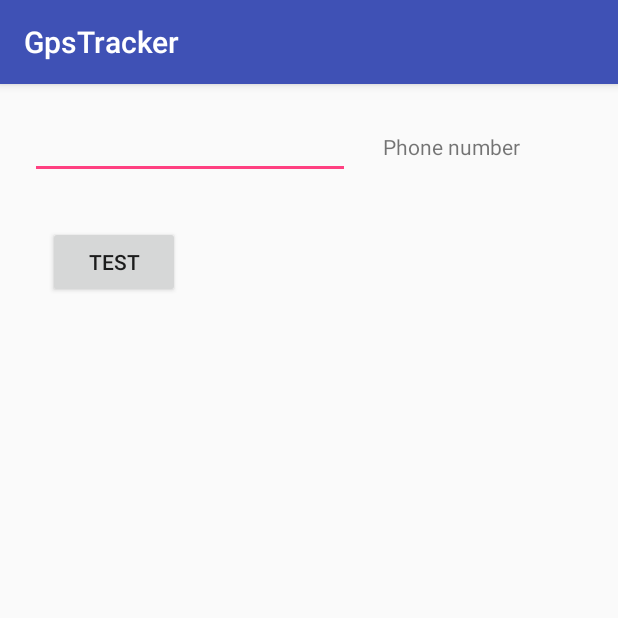
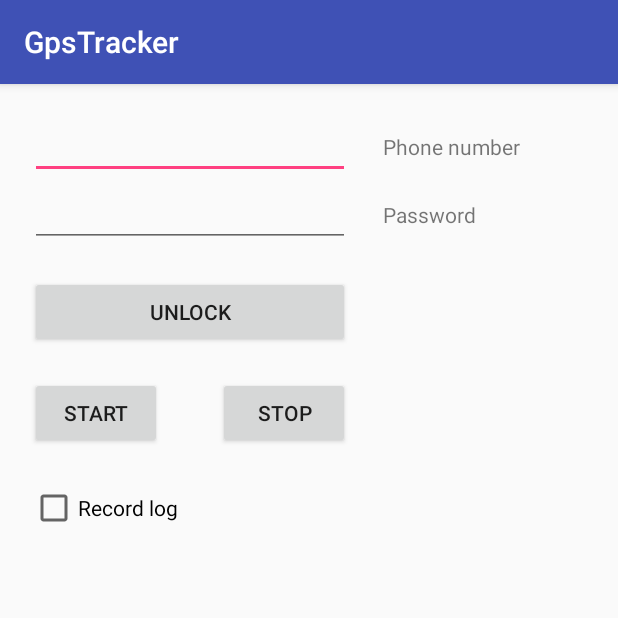
Before and after one commit to iemxblog/gps-tracker, an Android app: the screen it shows after launch (MainActivity), on a phone screen of 412 x 824 dp, the top half of it. Run offline under Robolectric (Android 15) with nearby library versions, the phone set to English and light mode, and no system bars.

Commit message:
Added autostart + service

```diff
--- a/app/src/main/AndroidManifest.xml
+++ b/app/src/main/AndroidManifest.xml
@@ -9,6 +9,7 @@
     <uses-permission android:name="android.permission.WRITE_EXTERNAL_STORAGE" />
     <uses-permission android:name="android.permission.READ_PHONE_STATE" />
     <uses-permission android:name="android.permission.READ_EXTERNAL_STORAGE" />
+    <uses-permission android:name="android.permission.RECEIVE_BOOT_COMPLETED" />
 
     <application
         android:allowBackup="true"
@@ -28,7 +29,20 @@
         <receiver
             android:name=".SmsReceiver"
             android:enabled="true"
-            android:exported="true"></receiver>
+            android:exported="true" />
+        <receiver
+            android:name=".StartAuto"
+            android:enabled="true"
+            android:exported="true">
+            <intent-filter>
+                <action android:name="android.intent.action.BOOT_COMPLETED" />
+            </intent-filter>
+        </receiver>
+
+        <service
+            android:name=".ServiceLock"
+            android:enabled="true"
+            android:exported="true" />
     </application>
 
 </manifest>
--- a/app/src/main/java/fr/iemxblog/gpstracker/MainActivity.kt
+++ b/app/src/main/java/fr/iemxblog/gpstracker/MainActivity.kt
@@ -24,23 +24,33 @@ class MainActivity : AppCompatActivity() {
         super.onCreate(savedInstanceState)
         setContentView(R.layout.activity_main)
 
-        val editTextPhone: EditText = findViewById(R.id.editTextPhone) as EditText
-        val buttonTest: Button = findViewById(R.id.buttonTest) as Button
+        val editTextPhone = findViewById(R.id.editTextPhone) as EditText
+        val editTextPass = findViewById(R.id.editTextPass) as EditText
+        val buttonUnlock = findViewById(R.id.buttonUnlock) as Button
+        val buttonStart = findViewById(R.id.buttonStart) as Button
+        val buttonStop = findViewById(R.id.buttonStop) as Button
 
-        buttonTest.setOnClickListener {
-            sendSMS(editTextPhone.text.toString(), "test SMS", this)
+        buttonUnlock.setOnClickListener {
+
         }
 
-        Log.i("TAG", "MESSAGE")
+        buttonStart.setOnClickListener {
 
-        val permissionCheck = ContextCompat.checkSelfPermission(this, Manifest.permission.SEND_SMS)
-        if(permissionCheck != PackageManager.PERMISSION_GRANTED) {
-            buttonTest.isEnabled = false
+        }
+
+        buttonStop.setOnClickListener {
+
+        }
+
+        if(ContextCompat.checkSelfPermission(this, Manifest.permission.SEND_SMS) != PackageManager.PERMISSION_GRANTED) {
+            Log.i("MyPermissions", "Requesting SEND_SMS permission")
             ActivityCompat.requestPermissions(this, arrayOf(Manifest.permission.SEND_SMS), MyPermissions.MY_PERMISSIONS_SEND_SMS.ordinal)
         }
 
-        if(ContextCompat.checkSelfPermission(this, Manifest.permission.RECEIVE_SMS) != PackageManager.PERMISSION_GRANTED)
+        if(ContextCompat.checkSelfPermission(this, Manifest.permission.RECEIVE_SMS) != PackageManager.PERMISSION_GRANTED) {
+            Log.i("MyPermissions", "Requesting RECEIVE_SMS permission")
             ActivityCompat.requestPermissions(this, arrayOf(Manifest.permission.RECEIVE_SMS), MyPermissions.MY_PERMISSIONS_RECEIVE_SMS.ordinal)
+        }
 
         val myReceiver = SmsReceiver()
         this.registerReceiver(myReceiver, IntentFilter("android.provider.Telephony.SMS_RECEIVED"))
@@ -48,12 +58,8 @@ class MainActivity : AppCompatActivity() {
     }
 
     override fun onRequestPermissionsResult(requestCode: Int, permissions: Array<out String>, grantResults: IntArray) {
-        val buttonTest: Button = findViewById(R.id.buttonTest) as Button
         when(requestCode) {
-            MyPermissions.MY_PERMISSIONS_SEND_SMS.ordinal -> {
-                buttonTest.isEnabled = true
-                Log.i("MyPermissions", "Received SEND_SMS permission")
-            }
+            MyPermissions.MY_PERMISSIONS_SEND_SMS.ordinal -> Log.i("MyPermissions", "Received SEND_SMS permission")
             MyPermissions.MY_PERMISSIONS_RECEIVE_SMS.ordinal -> Log.i("MyPermissions", "Received RECEIVE_SMS permission")
         }
     }
--- /dev/null
+++ b/app/src/main/java/fr/iemxblog/gpstracker/ServiceLock.kt
@@ -0,0 +1,22 @@
+package fr.iemxblog.gpstracker
+
+import android.app.Service
+import android.content.Intent
+import android.os.IBinder
+import android.widget.Toast
+
+class ServiceLock : Service() {
+
+    override fun onCreate() {
+        Toast.makeText(this, "Service started", Toast.LENGTH_SHORT).show()
+        super.onCreate()
+    }
+
+    override fun onStartCommand(intent: Intent?, flags: Int, startId: Int): Int = START_STICKY
+
+    override fun onDestroy() {
+        super.onDestroy()
+    }
+
+    override fun onBind(p0: Intent?): IBinder? = null
+}
--- /dev/null
+++ b/app/src/main/java/fr/iemxblog/gpstracker/StartAuto.kt
@@ -0,0 +1,15 @@
+package fr.iemxblog.gpstracker
+
+import android.content.BroadcastReceiver
+import android.content.Context
+import android.content.Intent
+import android.util.Log
+
+class StartAuto : BroadcastReceiver() {
+
+    override fun onReceive(context: Context, intent: Intent) {
+        Log.i("StartAuto", "onReceive")
+        val i = Intent(context, ServiceLock::class.java)
+        context.startService(i)
+    }
+}
--- a/app/src/main/res/layout/activity_main.xml
+++ b/app/src/main/res/layout/activity_main.xml
@@ -13,53 +13,102 @@
         android:layout_marginLeft="8dp"
         android:layout_marginRight="8dp"
         android:layout_marginStart="8dp"
+        android:layout_marginTop="8dp"
         app:layout_constraintHorizontal_bias="0.0"
         app:layout_constraintLeft_toLeftOf="parent"
         app:layout_constraintRight_toRightOf="parent"
-        app:layout_constraintTop_toTopOf="parent"
-        android:layout_marginTop="8dp">
-
-        <Button
-            android:id="@+id/buttonTest"
-            android:layout_width="wrap_content"
-            android:layout_height="wrap_content"
-            android:layout_marginLeft="12dp"
-            android:layout_marginStart="12dp"
-            android:layout_marginTop="31dp"
-            android:text="Test"
-            android:layout_below="@+id/editTextPhone"
-            android:layout_alignLeft="@+id/editTextPhone"
-            android:layout_alignStart="@+id/editTextPhone" />
+        app:layout_constraintTop_toTopOf="parent">
 
         <EditText
             android:id="@+id/editTextPhone"
             android:layout_width="wrap_content"
             android:layout_height="wrap_content"
+            android:layout_alignParentLeft="true"
+            android:layout_alignParentStart="true"
+            android:layout_alignParentTop="true"
             android:layout_marginLeft="12dp"
             android:layout_marginStart="12dp"
+            android:layout_marginTop="10dp"
             android:ems="10"
             android:inputType="phone"
             android:text=""
             tools:layout_editor_absoluteX="16dp"
-            tools:layout_editor_absoluteY="16dp"
-            android:layout_marginTop="10dp"
-            android:layout_alignParentTop="true"
-            android:layout_alignParentLeft="true"
-            android:layout_alignParentStart="true" />
+            tools:layout_editor_absoluteY="16dp" />
 
         <TextView
             android:id="@+id/textViewPhone"
             android:layout_width="wrap_content"
             android:layout_height="wrap_content"
+            android:layout_alignBaseline="@+id/editTextPhone"
+            android:layout_alignBottom="@+id/editTextPhone"
+            android:layout_marginLeft="22dp"
+            android:layout_marginStart="22dp"
+            android:layout_toEndOf="@+id/editTextPhone"
+            android:layout_toRightOf="@+id/editTextPhone"
             android:text="Phone number"
             tools:layout_editor_absoluteX="254dp"
-            tools:layout_editor_absoluteY="30dp"
-            android:layout_alignBaseline="@+id/editTextPhone"
-            android:layout_alignBottom="@+id/editTextPhone"
-            android:layout_toRightOf="@+id/editTextPhone"
-            android:layout_toEndOf="@+id/editTextPhone"
-            android:layout_marginLeft="22dp"
-            android:layout_marginStart="22dp" />
+            tools:layout_editor_absoluteY="30dp" />
+
+        <EditText
+            android:id="@+id/editTextPass"
+            android:layout_width="wrap_content"
+            android:layout_height="wrap_content"
+            android:ems="10"
+            android:inputType="textPassword"
+            android:layout_below="@+id/editTextPhone"
+            android:layout_alignLeft="@+id/editTextPhone"
+            android:layout_alignStart="@+id/editTextPhone" />
+
+        <TextView
+            android:id="@+id/textViewPass"
+            android:layout_width="wrap_content"
+            android:layout_height="wrap_content"
+            android:text="Password"
+            android:layout_alignBaseline="@+id/editTextPass"
+            android:layout_alignBottom="@+id/editTextPass"
+            android:layout_alignLeft="@+id/textViewPhone"
+            android:layout_alignStart="@+id/textViewPhone" />
+
+        <Button
+            android:id="@+id/buttonUnlock"
+            android:layout_width="wrap_content"
+            android:layout_height="wrap_content"
+            android:layout_alignEnd="@+id/editTextPass"
+            android:layout_alignLeft="@+id/editTextPass"
+            android:layout_alignRight="@+id/editTextPass"
+            android:layout_alignStart="@+id/editTextPass"
+            android:layout_below="@+id/editTextPass"
+            android:layout_marginTop="19dp"
+            android:text="Unlock" />
+
+        <Button
+            android:id="@+id/buttonStart"
+            android:layout_width="wrap_content"
+            android:layout_height="wrap_content"
+            android:layout_marginTop="19dp"
+            android:text="Start"
+            android:layout_below="@+id/buttonUnlock"
+            android:layout_alignLeft="@+id/buttonUnlock"
+            android:layout_alignStart="@+id/buttonUnlock" />
+
+        <Button
+            android:id="@+id/buttonStop"
+            android:layout_width="wrap_content"
+            android:layout_height="wrap_content"
+            android:layout_alignEnd="@+id/buttonUnlock"
+            android:layout_alignRight="@+id/buttonUnlock"
+            android:layout_alignTop="@+id/buttonStart"
+            android:text="Stop" />
+
+        <CheckBox
+            android:id="@+id/checkBoxRecord"
+            android:layout_width="wrap_content"
+            android:layout_height="wrap_content"
+            android:layout_alignLeft="@+id/buttonStart"
+            android:layout_alignStart="@+id/buttonStart"
+            android:layout_below="@+id/buttonStart"
+            android:layout_marginTop="23dp"
+            android:text="Record log" />
     </RelativeLayout>
 
 </android.support.constraint.ConstraintLayout>
```
